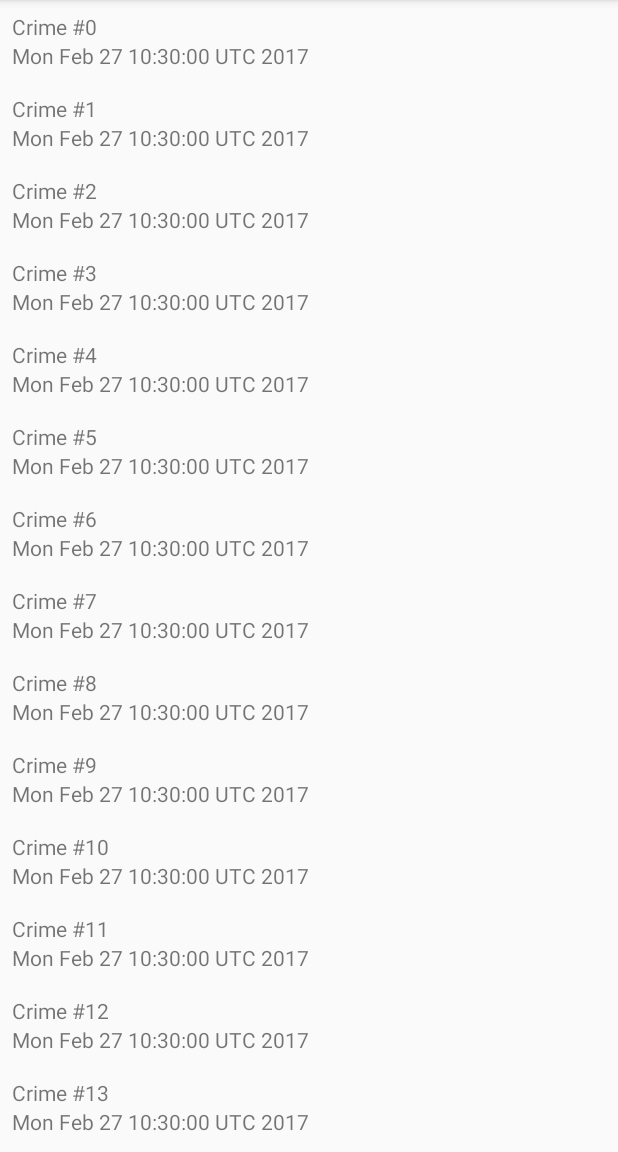
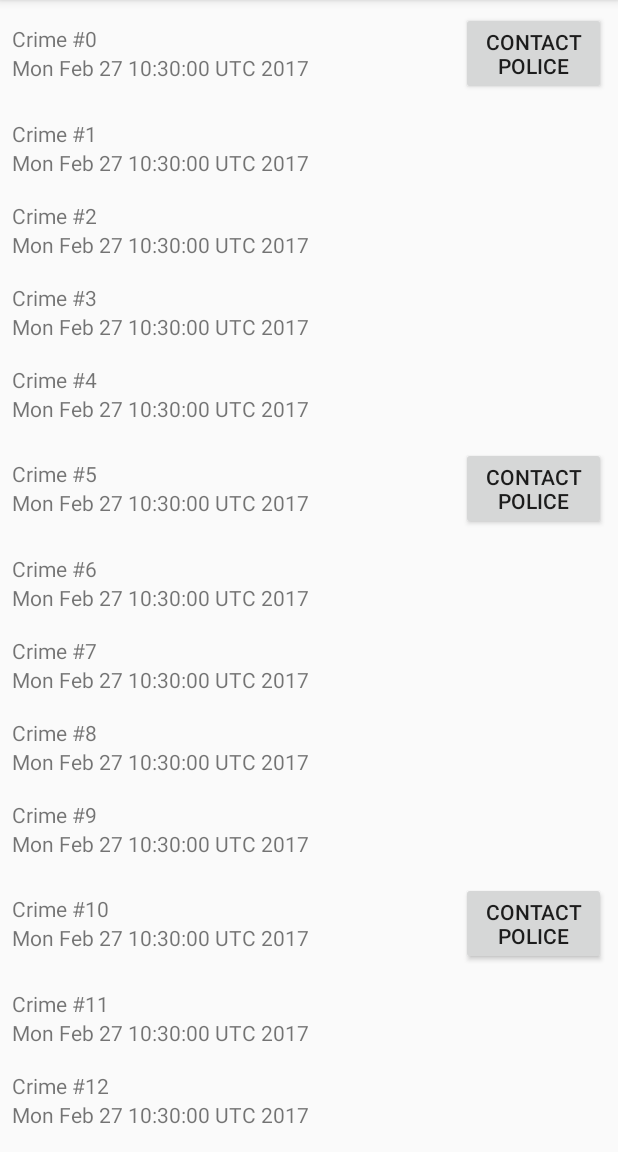
Before and after one commit to SeanArmstrong/BigNerdRanch, an Android app: the screen it shows after launch (CrimeListActivity), on a phone screen of 412 x 824 dp, the part 84-1236 px from its top. Run offline under Robolectric (Android 15) with nearby library versions, the phone set to English and light mode, and no system bars.

Commit message:
complete chapter 8 challanges

```diff
--- a/CriminalIntent/app/src/main/java/com/example/seanarmstrong/criminalintent/Crime.java
+++ b/CriminalIntent/app/src/main/java/com/example/seanarmstrong/criminalintent/Crime.java
@@ -13,6 +13,7 @@ public class Crime {
     private String mTitle;
     private Date mDate;
     private boolean mSolved;
+    private boolean mSerious;
 
     public Crime() {
         mId = UUID.randomUUID();
@@ -50,4 +51,12 @@ public class Crime {
     public void setSolved(boolean solved) {
         mSolved = solved;
     }
+
+    public boolean isSerious() {
+        return mSerious;
+    }
+
+    public void setSerious(boolean serious) {
+        mSerious = serious;
+    }
 }
--- a/CriminalIntent/app/src/main/java/com/example/seanarmstrong/criminalintent/CrimeLab.java
+++ b/CriminalIntent/app/src/main/java/com/example/seanarmstrong/criminalintent/CrimeLab.java
@@ -27,6 +27,7 @@ public class CrimeLab {
             Crime crime = new Crime();
             crime.setTitle("Crime #" + i);
             crime.setSolved(i % 2 == 0);
+            crime.setSerious(i % 5 != 0);
             mCrimes.add(crime);
         }
     }
--- a/CriminalIntent/app/src/main/java/com/example/seanarmstrong/criminalintent/CrimeListFragment.java
+++ b/CriminalIntent/app/src/main/java/com/example/seanarmstrong/criminalintent/CrimeListFragment.java
@@ -51,13 +51,12 @@ public class CrimeListFragment extends Fragment {
         private TextView mTitleTextView;
         private TextView mDateTextView;
 
-        public CrimeHolder(LayoutInflater inflater, ViewGroup parent) {
-            super(inflater.inflate(R.layout.list_item_crime, parent, false));
-
-            mTitleTextView = (TextView) itemView.findViewById(R.id.crime_title);
-            mDateTextView = (TextView) itemView.findViewById(R.id.crime_date);
-
-            itemView.setOnClickListener(this);
+        // This could be split into a BasicCrimeHolder and a SeriousCrimeHolder which extend from
+        // Crime holder. They would know what layout they wanted to inflate rather than the adapter choosing
+        // But may be over the top for this exercise
+        public CrimeHolder(LayoutInflater inflater, ViewGroup parent, int layout) {
+            super(inflater.inflate(layout, parent, false));
+            setupCrimeView();
         }
 
         public void bind(Crime crime) {
@@ -70,11 +69,21 @@ public class CrimeListFragment extends Fragment {
         public void onClick(View v) {
             Toast.makeText(getActivity(), mCrime.getTitle() + " Clicked!", Toast.LENGTH_SHORT).show();
         }
+
+        private void setupCrimeView() {
+            mTitleTextView = (TextView) itemView.findViewById(R.id.crime_title);
+            mDateTextView = (TextView) itemView.findViewById(R.id.crime_date);
+
+            itemView.setOnClickListener(this);
+        }
     }
 
     private class CrimeAdapter extends RecyclerView.Adapter<CrimeHolder> {
 
         private List<Crime> mCrimes;
+
+        private final int BASIC_CRIME_VIEW_TYPE = 0;
+        private final int SERIOUS_CRIME_VIEW_TYPE = 1;
 
         public CrimeAdapter(List<Crime> crimes) {
             mCrimes = crimes;
@@ -83,18 +92,34 @@ public class CrimeListFragment extends Fragment {
         @Override
         public CrimeHolder onCreateViewHolder(ViewGroup parent, int viewType) {
             LayoutInflater layoutInflater = LayoutInflater.from(getActivity());
-            return new CrimeHolder(layoutInflater, parent);
+
+            if (viewType == SERIOUS_CRIME_VIEW_TYPE) {
+                return new CrimeHolder(layoutInflater, parent, R.layout.list_item_serious_crime);
+            }
+
+            return new CrimeHolder(layoutInflater, parent, R.layout.list_item_crime);
         }
 
         @Override
         public void onBindViewHolder(CrimeHolder holder, int position) {
-            Crime crime = mCrimes.get(position);
-            holder.bind(crime);
+            holder.bind(getCrimeByPosition(position));
         }
 
         @Override
         public int getItemCount() {
             return mCrimes.size();
         }
+
+        @Override
+        public int getItemViewType(int position) {
+            Crime crime = getCrimeByPosition(position);
+            // Change to Contants
+            int viewType = crime.isSerious() ? BASIC_CRIME_VIEW_TYPE : SERIOUS_CRIME_VIEW_TYPE;
+            return viewType;
+        }
+
+        private Crime getCrimeByPosition(int position) {
+            return mCrimes.get(position);
+        }
     }
 }
--- /dev/null
+++ b/CriminalIntent/app/src/main/res/layout/list_item_serious_crime.xml
@@ -0,0 +1,36 @@
+<LinearLayout
+    xmlns:android="http://schemas.android.com/apk/res/android"
+    android:orientation="horizontal"
+    android:layout_width="match_parent"
+    android:layout_height="wrap_content"
+    android:padding="8dp">
+
+    <LinearLayout
+        android:paddingTop="8dp"
+        android:layout_width="match_parent"
+        android:layout_height="wrap_content"
+        android:layout_weight=".70"
+        android:orientation="vertical">
+
+        <TextView
+            android:id="@+id/crime_title"
+            android:layout_width="match_parent"
+            android:layout_height="wrap_content"
+            android:text="Crime Title"/>
+
+        <TextView
+            android:id="@+id/crime_date"
+            android:layout_width="match_parent"
+            android:layout_height="wrap_content"
+            android:text="Crime Date"/>
+    </LinearLayout>
+
+
+    <Button
+        android:id="@+id/contact_police_button"
+        android:layout_width="wrap_content"
+        android:layout_height="wrap_content"
+        android:text="@string/contact_police"
+        android:layout_weight=".30"
+        android:layout_gravity="end"/>
+</LinearLayout>
--- a/CriminalIntent/app/src/main/res/values/strings.xml
+++ b/CriminalIntent/app/src/main/res/values/strings.xml
@@ -4,4 +4,5 @@
     <string name="crime_title_label">Title</string>
     <string name="crime_details_label">Details</string>
     <string name="crime_solved_label">Solved</string>
+    <string name="contact_police">Contact Police</string>
 </resources>
```
